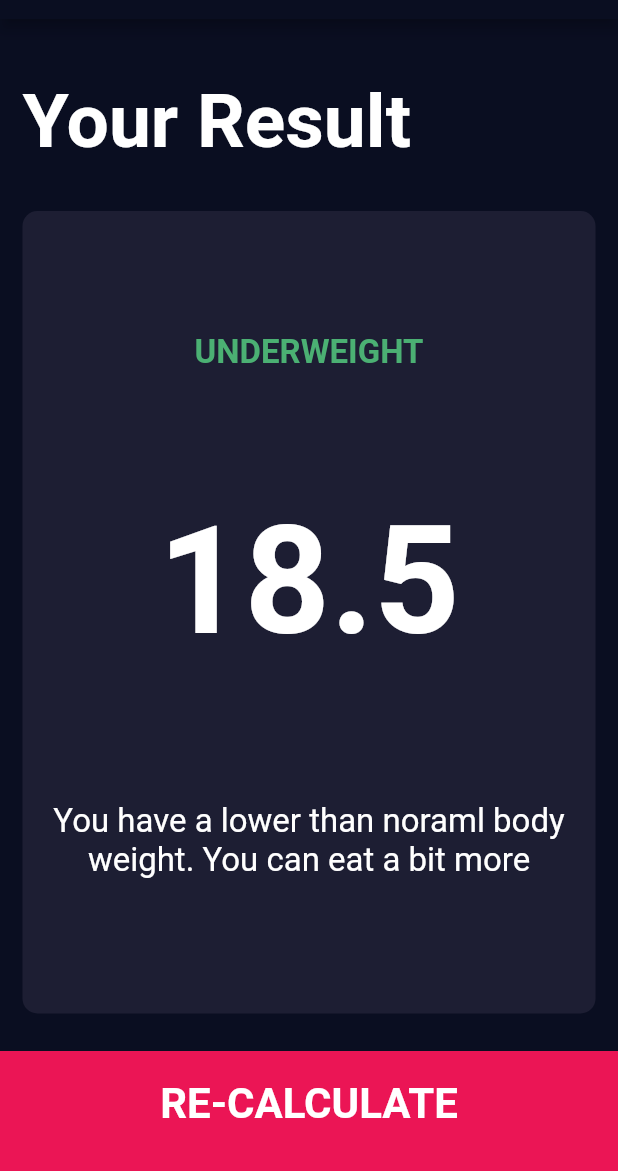
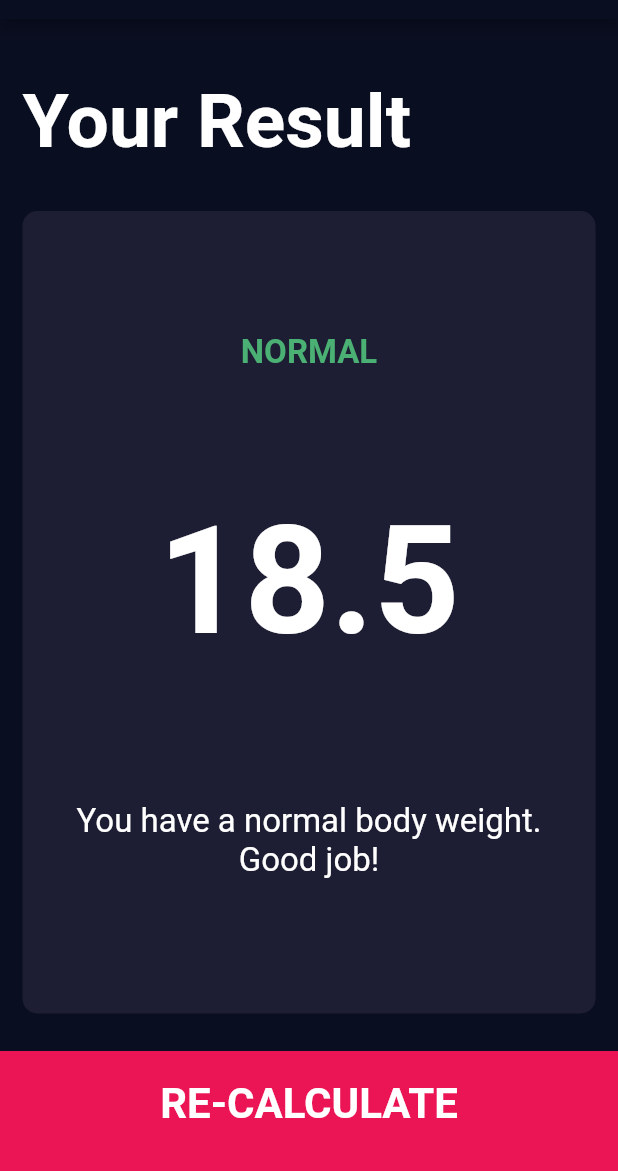
Before and after one commit to shreshth28/BMI, a Flutter app: the screen it shows after launch, after a tap on "CALCULATE", on a phone screen of 412 x 824 dp, the part 65-1236 px from its top. Run offline on Flutter 3.47's test engine with Material 2 defaults, Android fonts, the phone set to English and light mode, and no system bars; our stand-ins replace font_awesome_flutter.

Commit message:
Few Tweaks and fixed Consister underweight issue

```diff
--- a/lib/calculator_brain.dart
+++ b/lib/calculator_brain.dart
@@ -6,11 +6,11 @@ class CalculatorBrain {
   final int height;
   final int weight;
 
-  double _bmi=0;
-  CalculatorBrain({@required this.height,@required this.weight});
+  double _bmi;
+  CalculatorBrain({@required this.height, @required this.weight});
 
   String calculateBMI() {
-    double _bmi = weight / pow(height / 100, 2);
+    _bmi = weight / pow(height / 100, 2);
     return (_bmi.toStringAsFixed(1));
   }
 
@@ -30,7 +30,7 @@ class CalculatorBrain {
     } else if (_bmi >= 18.5) {
       return ('You have a normal body weight. Good job!');
     } else {
-      return ('You have a lower than noraml body weight. You can eat a bit more');
+      return ('You have a lower than normal body weight. You can eat a bit more');
     }
   }
 }
--- a/lib/main.dart
+++ b/lib/main.dart
@@ -7,6 +7,7 @@ class BMICalculator extends StatelessWidget {
   @override
   Widget build(BuildContext context) {
     return MaterialApp(
+      debugShowCheckedModeBanner: false,
       theme: ThemeData.dark().copyWith(
         primaryColor: Color(0xFF0A0E21),
         scaffoldBackgroundColor: Color(0xFF0A0E21),
```
